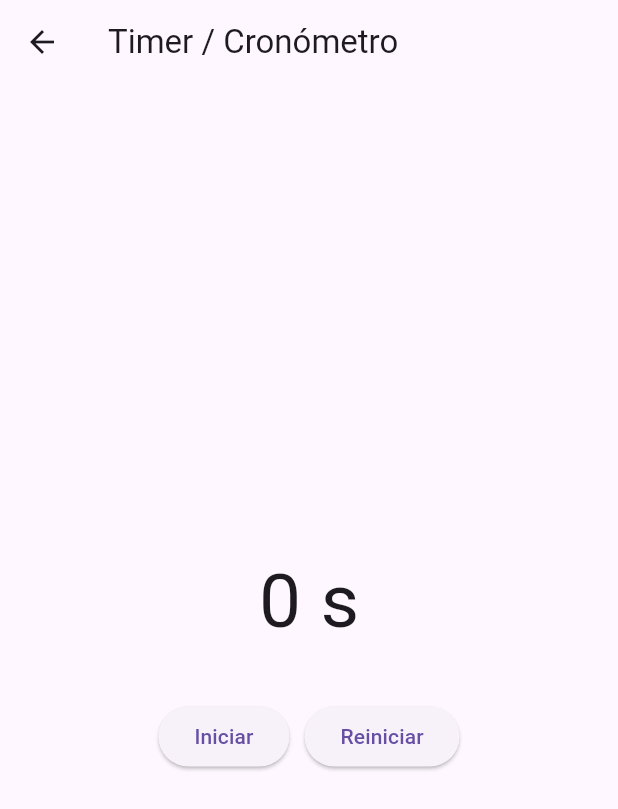
After one commit to Andres-Uceva/electiva-profesional-1, a Flutter app: the screen it shows after launch, after a tap on "Temporizador", on a phone screen of 412 x 824 dp. The commit adds this screen. Shown: the top 809 px of the screen. Run offline on Flutter 3.47's test engine with Material 3 defaults, Android fonts, the phone set to English and light mode, and no system bars; our stand-ins replace go_router; network calls fail.

Commit message:
Creacion de rama feature/taller_segundo_plano

```diff
--- a/lib/main.dart
+++ b/lib/main.dart
@@ -1,5 +1,10 @@
+import 'dart:async';
+import 'dart:isolate';
 import 'package:flutter/material.dart';
 import 'package:go_router/go_router.dart';
+import 'package:taller1/futuro.dart';
+import 'package:taller1/isolate.dart';
+import 'package:taller1/temporizador.dart';
 
 void main() {
   runApp(const MyApp());
@@ -24,12 +29,20 @@ final _router = GoRouter(
     ),
     GoRoute(
       path: '/primaria',
-      builder: (context, state) => TextoPrimera(),
+      builder: (context, state) => TextoPrimera()),
+    GoRoute(
+      path: '/secundaria',
+      builder: (context, state) => Secundaria()),
+    GoRoute(
+      path: '/temporizador',
+      builder: (context, state) => const Temporizador(),
     ),
     GoRoute(
-      path: '/secundaria',
-      builder: (context, state) => Secundaria(),
-    ),
+      path: '/futuro',
+      builder: (context, state) => const Futuro()),
+    GoRoute(
+      path: '/isolate',
+      builder: (context, state) => const IsolatePantalla()),
   ],
 );
 
@@ -42,6 +55,8 @@ class MyHomePage extends StatefulWidget {
 
 class TextoPrimera extends StatelessWidget {
   final TextEditingController _controlador = TextEditingController();
+
+  TextoPrimera({super.key});
 
   @override
   Widget build(BuildContext context) {
@@ -63,18 +78,18 @@ class TextoPrimera extends StatelessWidget {
               mainAxisAlignment: MainAxisAlignment.spaceEvenly,
               children: [
                 ElevatedButton(
-                  onPressed: () => context.go('/secundaria',
-                      extra: _controlador.text),
+                  onPressed: () =>
+                      context.go('/secundaria', extra: _controlador.text),
                   child: const Text('Go secundaria'),
                 ),
                 ElevatedButton(
-                  onPressed: () => context.push('/secundaria',
-                      extra: _controlador.text),
+                  onPressed: () =>
+                      context.push('/secundaria', extra: _controlador.text),
                   child: const Text('Push secundaria'),
                 ),
                 ElevatedButton(
-                  onPressed: () => context.replace('/secundaria',
-                      extra: _controlador.text),
+                  onPressed: () =>
+                      context.replace('/secundaria', extra: _controlador.text),
                   child: const Text('Replace secundaria'),
                 ),
               ],
@@ -83,12 +98,10 @@ class TextoPrimera extends StatelessWidget {
         ),
       ),
     );
-    throw UnimplementedError();
   }
 }
 
 class Secundaria extends StatelessWidget {
-
   const Secundaria({super.key});
 
   @override
@@ -168,6 +181,8 @@ class EjemploGrid extends StatelessWidget {
 }
 
 class CicloDeVidaDemo extends StatefulWidget {
+  const CicloDeVidaDemo({super.key});
+
   @override
   State<CicloDeVidaDemo> createState() => _CicloDeVidaDemoState();
 }
@@ -178,18 +193,20 @@ class _CicloDeVidaDemoState extends State<CicloDeVidaDemo> {
   @override
   void initState() {
     super.initState();
-    print('initState() -> Se ejecuta al crear el widget');
+    debugPrint('initState() -> Se ejecuta al crear el widget');
   }
 
   @override
   void didChangeDependencies() {
     super.didChangeDependencies();
-    print('didChangeDependencies() -> Se ejecuta cuando las dependencias cambian');
+    debugPrint(
+      'didChangeDependencies() -> Se ejecuta cuando las dependencias cambian',
+    );
   }
 
   @override
   Widget build(BuildContext context) {
-    print('build() -> Se ejecuta cada vez que el widget se construye');
+    debugPrint('build() -> Se ejecuta cada vez que el widget se construye');
     return Center(
       child: Column(
         mainAxisSize: MainAxisSize.min,
@@ -197,7 +214,7 @@ class _CicloDeVidaDemoState extends State<CicloDeVidaDemo> {
           Text('Contador: $contador'),
           ElevatedButton(
             onPressed: () {
-                print('setState() -> Se llamó a setState()');
+              debugPrint('setState() -> Se llamó a setState()');
               setState(() {
                 contador++;
               });
@@ -211,7 +228,7 @@ class _CicloDeVidaDemoState extends State<CicloDeVidaDemo> {
 
   @override
   void dispose() {
-    print('dispose() -> Se ejecuta cuando el widget se elimina');
+    debugPrint('dispose() -> Se ejecuta cuando el widget se elimina');
     super.dispose();
   }
 }
@@ -282,6 +299,21 @@ class _MyHomePageState extends State<MyHomePage> {
               child: const Text('Ir a pantalla primaria'),
             ),
             const SizedBox(height: 24),
+            ElevatedButton(
+              onPressed: () => context.push('/futuro'),
+              child: const Text('Future / async / await'),
+            ),
+            const SizedBox(height: 24),
+            ElevatedButton(
+              onPressed: () => context.push('/temporizador'),
+              child: const Text('Temporizador'),
+            ),
+            const SizedBox(height: 24),
+            ElevatedButton(
+              onPressed: () => context.push('/isolate'),
+              child: const Text('Isolate / Tarea pesada'),
+            ),
+            const SizedBox(height: 24),
             Expanded(
               child: ListView(
                 children: const [
--- /dev/null
+++ b/lib/temporizador.dart
@@ -0,0 +1,67 @@
+import 'dart:async';
+import 'package:flutter/material.dart';
+
+class Temporizador extends StatefulWidget {
+  const Temporizador({super.key});
+
+  @override
+  State<Temporizador> createState() => _TemporizadorState();
+}
+
+class _TemporizadorState extends State<Temporizador> {
+  int seconds = 0;
+  Timer? timer;
+  bool isRunning = false;
+
+  void start() {
+    timer = Timer.periodic(const Duration(seconds: 1), (_) {
+      setState(() => seconds++);
+    });
+    setState(() => isRunning = true);
+  }
+
+  void pause() {
+    timer?.cancel();
+    setState(() => isRunning = false);
+  }
+
+  void reset() {
+    timer?.cancel();
+    setState(() {
+      seconds = 0;
+      isRunning = false;
+    });
+  }
+
+  @override
+  void dispose() {
+    timer?.cancel();
+    super.dispose();
+  }
+
+  @override
+  Widget build(BuildContext context) {
+    return Scaffold(
+      appBar: AppBar(title: const Text("Timer / Cronómetro")),
+      body: Center(
+        child: Column(
+          mainAxisAlignment: MainAxisAlignment.center,
+          children: [
+            Text('$seconds s', style: const TextStyle(fontSize: 50)),
+            const SizedBox(height: 30),
+            Wrap(
+              spacing: 10,
+              children: [
+                ElevatedButton(
+                  onPressed: isRunning ? pause : start,
+                  child: Text(isRunning ? "Pausar" : "Iniciar"),
+                ),
+                ElevatedButton(onPressed: reset, child: const Text("Reiniciar")),
+              ],
+            ),
+          ],
+        ),
+      ),
+    );
+  }
+}
```
Also changed, not shown: lib/futuro.dart (added, +44 -0 lines), lib/isolate.dart (added, +53 -0 lines), lib/servicios/servicio.dart (added, +10 -0 lines), 45 other files. Lines whose indentation alone changed are shown as unchanged.
